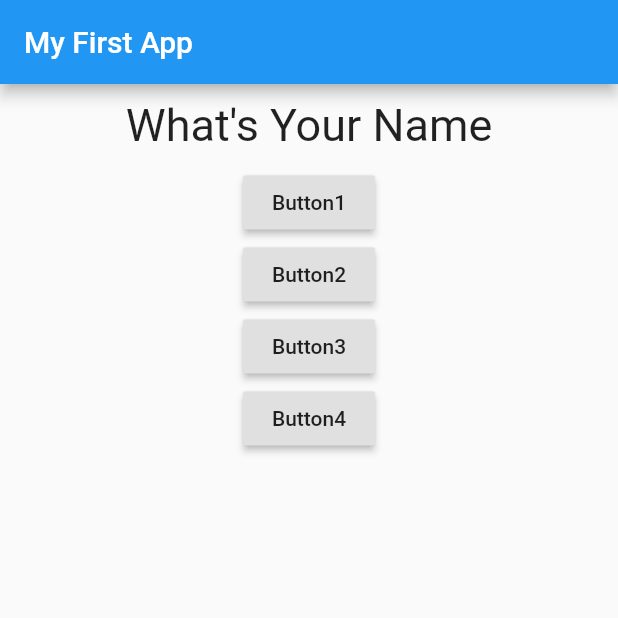
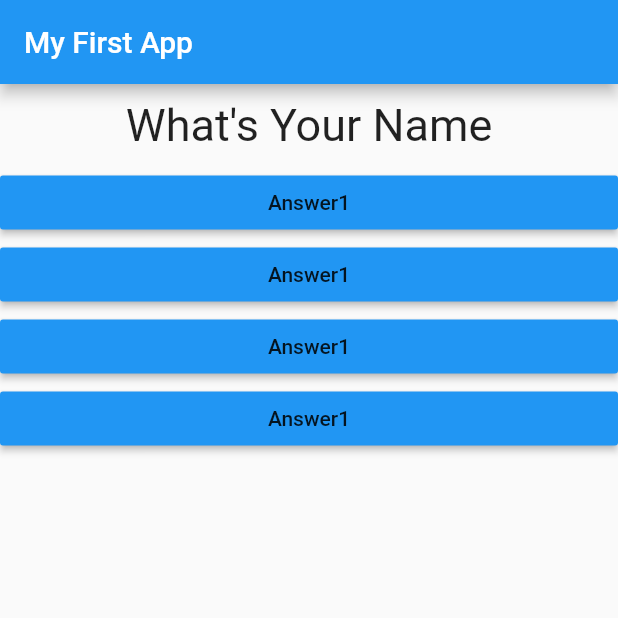
Before and after one commit to mayank8200/Quiz-App---Flutter, a Flutter app: the screen it shows after launch, on a phone screen of 412 x 824 dp, the top half of it. Run offline on Flutter 3.47's test engine with Material 2 defaults, Android fonts, the phone set to English and light mode, and no system bars.

Commit message:
New Widget Answer Added

```diff
--- /dev/null
+++ b/lib/answer.dart
@@ -0,0 +1,13 @@
+import 'package:flutter/material.dart';
+
+class Answer extends StatelessWidget {
+  final Function selectHandler;
+  Answer(this.selectHandler);
+  @override
+  Widget build(BuildContext context) {
+    return Container(
+      width: double.infinity,
+      child: RaisedButton(color: Colors.blue,child: Text("Answer1"), onPressed: selectHandler),
+    );
+  }
+}
--- a/lib/main.dart
+++ b/lib/main.dart
@@ -1,5 +1,6 @@
 import 'package:flutter/material.dart';
 import './question.dart';
+import './answer.dart';
 
 void main() {
   runApp(MyApp());
@@ -8,7 +9,6 @@ void main() {
 class MyApp extends StatefulWidget {
   @override
   State<StatefulWidget> createState() {
-    // TODO: implement createState
     return _MyAppState();
   }
 }
@@ -33,22 +33,10 @@ class _MyAppState extends State<MyApp> {
         body: Column(
           children: [
             Question(_questions[_i]),
-            RaisedButton(
-              child: Text("Button1"),
-              onPressed: _clicked,
-            ),
-            RaisedButton(
-              child: Text("Button2"),
-              onPressed: _clicked,
-            ),
-            RaisedButton(
-              child: Text("Button3"),
-              onPressed: _clicked,
-            ),
-            RaisedButton(
-              child: Text("Button4"),
-              onPressed: _clicked,
-            )
+            Answer(_clicked),
+            Answer(_clicked),
+            Answer(_clicked),
+            Answer(_clicked)
           ],
         ),
       ),
```
